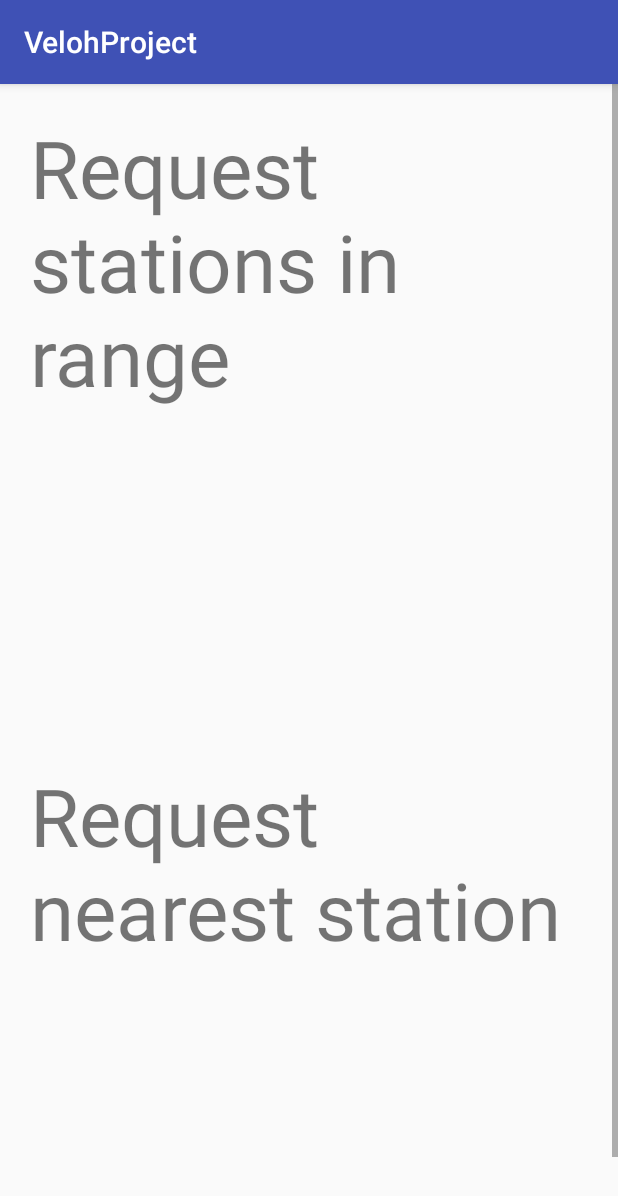
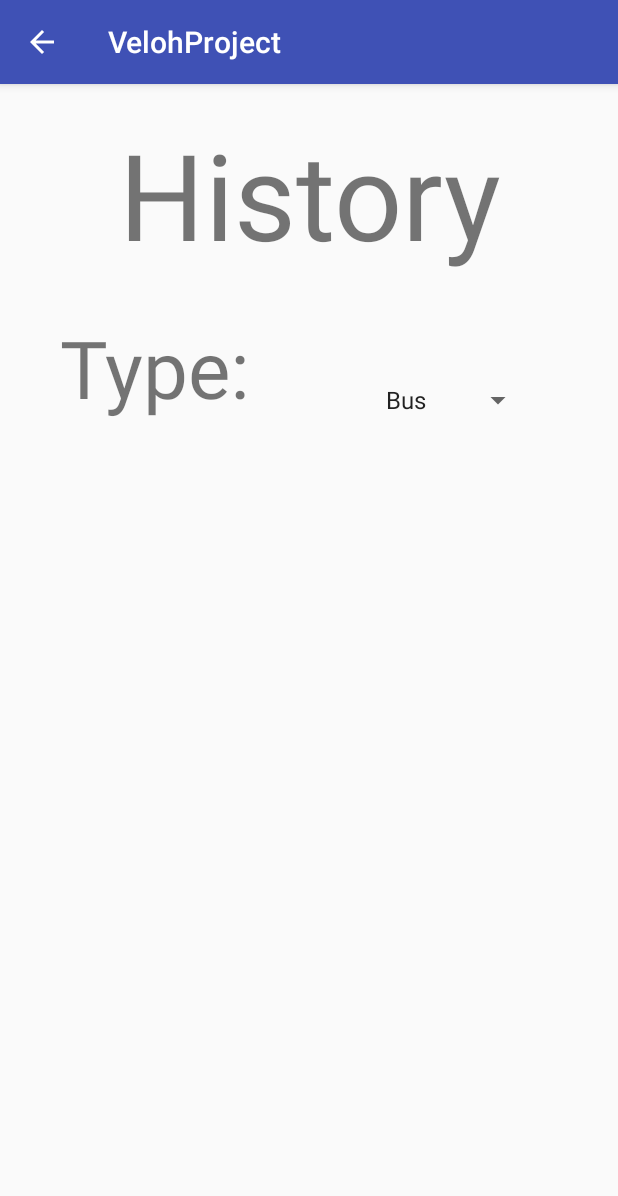
Before and after one commit to IceYoshi/VelohProject, an Android app: the HistoryActivity screen opened directly, with no data from a screen before it, on a phone screen of 412 x 824 dp. Shown: the top 1196 px of the screen. Run offline under Robolectric (Android 15) with nearby library versions, the phone set to English and light mode, and no system bars.

Commit message:
+ History now shows every record in one list --> One can select between Bus/Veloh in the History Activity --> the date of the user query is shown as well

```diff
--- a/app/src/main/assets/HistoryTemplate.json
+++ /dev/null
@@ -1,6 +0,0 @@
-{
-  "range":[],
-  "allbusstations":[],
-  "allvelohstations":[],
-  "neareststation":[]
-}
--- a/app/src/main/java/lu/mike/uni/velohproject/HistoryActivity.java
+++ b/app/src/main/java/lu/mike/uni/velohproject/HistoryActivity.java
@@ -1,92 +1,131 @@
 package lu.mike.uni.velohproject;
 
+import android.app.ActionBar;
 import android.content.Intent;
 import android.support.v7.app.AppCompatActivity;
 import android.os.Bundle;
 import android.util.Log;
+import android.view.Gravity;
+import android.view.MenuItem;
 import android.view.View;
 import android.view.ViewGroup;
 import android.widget.AdapterView;
 import android.widget.ArrayAdapter;
 import android.widget.ListAdapter;
 import android.widget.ListView;
+import android.widget.Spinner;
 
 import org.json.JSONArray;
 import org.json.JSONException;
 import org.json.JSONObject;
 
+import java.text.DateFormat;
+import java.text.SimpleDateFormat;
 import java.util.ArrayList;
-
-// Class ListUtils taken from : http://stackoverflow.com/questions/17693578/android-how-to-display-2-listviews-in-one-activity-one-after-the-other
-class ListUtils {
-    public static void setDynamicHeight(ListView mListView) {
-        ListAdapter mListAdapter = mListView.getAdapter();
-        if (mListAdapter == null) {
-            // when adapter is null
-            return;
-        }
-        int height = 0;
-        int desiredWidth = View.MeasureSpec.makeMeasureSpec(mListView.getWidth(), View.MeasureSpec.UNSPECIFIED);
-        for (int i = 0; i < mListAdapter.getCount(); i++) {
-            View listItem = mListAdapter.getView(i, null, mListView);
-            listItem.measure(desiredWidth, View.MeasureSpec.UNSPECIFIED);
-            height += listItem.getMeasuredHeight();
-        }
-        ViewGroup.LayoutParams params = mListView.getLayoutParams();
-        params.height = height + (mListView.getDividerHeight() * (mListAdapter.getCount() - 1));
-        mListView.setLayoutParams(params);
-        mListView.requestLayout();
-    }
-}
+import java.util.Date;
 
 public class HistoryActivity extends AppCompatActivity {
+
+    private String jsonHistoryString = null;
 
     @Override
     protected void onCreate(Bundle savedInstanceState) {
         super.onCreate(savedInstanceState);
         setContentView(R.layout.activity_history);
 
-        ArrayList<String> l_bustations_in_range = new ArrayList<>();
-        ArrayList<String> l_nearest_busstation = new ArrayList<>();
+        getSupportActionBar().setDisplayHomeAsUpEnabled(true);
+
+        Spinner spinner = (Spinner) findViewById(R.id.idHistorySpinner);
+        ArrayAdapter<CharSequence> spinner_adapter = ArrayAdapter.createFromResource(this,
+                R.array.history_spinner_array, android.R.layout.simple_spinner_item);
+        spinner_adapter.setDropDownViewResource(android.R.layout.simple_spinner_dropdown_item);
+        spinner.setAdapter(spinner_adapter);
 
         Intent intent = getIntent();
-        String historyJsonString = intent.getStringExtra(getResources().getString(R.string.HISTORY_JSON_STRING));
-        System.out.println(historyJsonString);
+        jsonHistoryString = intent.getStringExtra(getResources().getString(R.string.HISTORY_JSON_STRING));
+        System.out.println(jsonHistoryString);
+
+        fillHistoryList();
+
+
+        spinner.setOnItemSelectedListener(new AdapterView.OnItemSelectedListener() {
+            @Override
+            public void onItemSelected(AdapterView<?> parent, View view, int position, long id) {
+                fillHistoryList();
+            }
+
+            @Override
+            public void onNothingSelected(AdapterView<?> parent) {
+
+            }
+        });
+    }
+
+    public void fillHistoryList(){
+        Spinner spinner = (Spinner) findViewById(R.id.idHistorySpinner);
+        String stationType = spinner.getSelectedItem().toString().toLowerCase();
+        ArrayList<String> list = new ArrayList<>();
+        final ArrayList<String> list_ids = new ArrayList<>();
+
         try {
-            JSONObject jsonHistory = new JSONObject(historyJsonString);
+            JSONObject jsonHistory = new JSONObject(jsonHistoryString);
 
             JSONArray jarr = jsonHistory.getJSONArray(this.getResources().getString(R.string.HISTORY_RANGE_KEY));
             for(int i = 0; i<jarr.length(); ++i){
                 JSONObject record = jarr.getJSONObject(i);
-                //System.out.println("record: "+record.toString());
-                l_bustations_in_range.add(record.getString(this.getResources().getString(R.string.HISTORY_LOCATION_STREET_KEY)) + "  -  "+record.getString(this.getResources().getString(R.string.HISTORY_LOCATION_CITY_KEY)) + " ("+record.getDouble(this.getResources().getString(R.string.HISTORY_RANGE_METER_VALUE_KEY))+"m)");
+                if(record.getString("type").equals(stationType)){
+                    list.add(record.getString(this.getResources().getString(R.string.HISTORY_LOCATION_STREET_KEY)) + "  -  "+record.getString(this.getResources().getString(R.string.HISTORY_LOCATION_CITY_KEY)) + " with range "+record.getDouble(this.getResources().getString(R.string.HISTORY_RANGE_METER_VALUE_KEY))+"m" + "\n("+formatStringDate(record.getString(this.getResources().getString(R.string.HISTORY_DATE_KEY)))+")");
+                    list_ids.add(record.getString("id"));
+                }
             }
 
             jarr = jsonHistory.getJSONArray(this.getResources().getString(R.string.HISTORY_NEAREST_BUS_STATION_KEY));
             for(int i = 0; i<jarr.length(); ++i){
                 JSONObject record = jarr.getJSONObject(i);
-                //System.out.println("record: "+record.toString());
-                l_nearest_busstation.add(record.getString(this.getResources().getString(R.string.HISTORY_LOCATION_STREET_KEY)) + "  -  "+record.getString(this.getResources().getString(R.string.HISTORY_LOCATION_CITY_KEY)));
+                if(record.getString("type").equals(stationType)){
+                    list.add(record.getString(this.getResources().getString(R.string.HISTORY_LOCATION_STREET_KEY)) + "  -  "+record.getString(this.getResources().getString(R.string.HISTORY_LOCATION_CITY_KEY)) + " / nearest \n("+formatStringDate(record.getString(this.getResources().getString(R.string.HISTORY_DATE_KEY)))+")");
+                    list_ids.add(record.getString("id"));
+                }
             }
 
-            ListView listviewBusstationInRange = ((ListView) findViewById(R.id.idListViewBusStationsInRange));
-            ListView listviewNearestBusstation = ((ListView) findViewById(R.id.idListViewBusNearestBusStation));
-            ListUtils.setDynamicHeight(listviewBusstationInRange);
-            ListUtils.setDynamicHeight(listviewNearestBusstation);
+            jarr = jsonHistory.getJSONArray(this.getResources().getString(R.string.HISTORY_ALLBUSSTAIONS_KEY));
+            for(int i = 0; i<jarr.length(); ++i){
+                JSONObject record = jarr.getJSONObject(i);
+                if(record.getString("type").equals(stationType)){
+                    list.add("All bus stations \n(" +formatStringDate(record.getString(this.getResources().getString(R.string.HISTORY_DATE_KEY)))+ ")");
+                    list_ids.add(record.getString("id"));
+                }
+            }
 
-            ArrayAdapter<String> adapter_bustations_in_range = new ArrayAdapter<String>(this,android.R.layout.simple_list_item_1,l_bustations_in_range);
-            ArrayAdapter<String> adapter_nearest_busstation = new ArrayAdapter<String>(this,android.R.layout.simple_list_item_1,l_nearest_busstation);
+            jarr = jsonHistory.getJSONArray(this.getResources().getString(R.string.HISTORY_ALLVELOHSTATIONS_KEY));
+            for(int i = 0; i<jarr.length(); ++i){
+                JSONObject record = jarr.getJSONObject(i);
+                if(record.getString("type").equals(stationType)){
+                    list.add("All veloh stations \n(" +formatStringDate(record.getString(this.getResources().getString(R.string.HISTORY_DATE_KEY)))+ ")");
+                    list_ids.add(record.getString("id"));
+                }
+            }
 
-            listviewBusstationInRange.setAdapter(adapter_bustations_in_range);
-            listviewNearestBusstation.setAdapter(adapter_nearest_busstation);
+            jarr = jsonHistory.getJSONArray(this.getResources().getString(R.string.HISTORY_STATIONS_BY_PLACE_KEY));
+            for(int i = 0; i<jarr.length(); ++i){
+                JSONObject record = jarr.getJSONObject(i);
+                if(record.getString("type").equals(stationType)){
+                    list.add(record.getString("user_location_street") + " - "+ record.getString("user_location_city")+ " ---> " +record.getString("destination_name")+  "\n(" +formatStringDate(record.getString(this.getResources().getString(R.string.HISTORY_DATE_KEY)))+ ")");
+                    list_ids.add(record.getString("id"));
+                }
+            }
 
+            ListView lvHistory = ((ListView) findViewById(R.id.idListViewHistory));
 
-            listviewBusstationInRange.setOnItemClickListener(new AdapterView.OnItemClickListener() {
+            ArrayAdapter<String> adapter = new ArrayAdapter<String>(this,android.R.layout.simple_list_item_1,list);
+            lvHistory.setAdapter(adapter);
+
+            lvHistory.setOnItemClickListener(new AdapterView.OnItemClickListener() {
                 @Override
                 public void onItemClick(AdapterView<?> parent, View view, int position, long id) {
                     // TODO: go back and perform the query (is not really asked but would be a nice feature!)
                     Intent returnIntend = new Intent();
-                    returnIntend.putExtra("position",position);
+                    returnIntend.putExtra("id",list_ids.get(position));
                     setResult(RESULT_OK, returnIntend);
                     finish();
                 }
@@ -96,4 +135,20 @@ public class HistoryActivity extends AppCompatActivity {
         }
     }
 
+    private String formatStringDate(String date){
+        DateFormat formatter = new SimpleDateFormat("dd/MM/yyyy");
+        return formatter.format(new Date(date));
+    }
+
+    @Override
+    public boolean onOptionsItemSelected(MenuItem item) {
+        switch (item.getItemId()) {
+            case android.R.id.home:
+                finish();
+                return true;
+        }
+
+        return super.onOptionsItemSelected(item);
+    }
+
 }
--- a/app/src/main/java/lu/mike/uni/velohproject/RequestFactory.java
+++ b/app/src/main/java/lu/mike/uni/velohproject/RequestFactory.java
@@ -43,14 +43,14 @@ public class RequestFactory {
         return new RequestObject(
                 REQUEST_STATION_INFO
                         .replace("$station$", "id=" + station),
-                RequestObject.RequestType.REQUEST_BUS_STATION_INFO_FOR_DESTINATION);
+                RequestObject.RequestType.REQUEST_STATION_INFO_FOR_DESTINATION);
     }
 
     public static RequestObject requestBusStationInfoForUserLocation(String station) {
         return new RequestObject(
                 REQUEST_STATION_INFO
                         .replace("$station$", "id=" + station),
-                RequestObject.RequestType.REQUEST_BUS_STATION_INFO_FOR_USER_LOCATION);
+                RequestObject.RequestType.REQUEST_STATION_INFO_FOR_USER_LOCATION);
     }
 
     public static RequestObject requestVelohStations() {
--- a/app/src/main/res/layout/activity_history.xml
+++ b/app/src/main/res/layout/activity_history.xml
@@ -10,35 +10,55 @@
 
     <LinearLayout
         android:layout_width="match_parent"
-        android:layout_height="wrap_content"
+        android:layout_height="match_parent"
         android:orientation="vertical"
-        android:padding="30px" >
+        android:padding="10px"
+        android:weightSum="1">
+
+        <TextView
+            android:layout_width="match_parent"
+            android:layout_height="wrap_content"
+            android:text="History"
+            android:gravity="center_vertical"
+            android:textSize="120px"
+            android:layout_marginTop="20px"
+            android:textAlignment="center"
+            android:layout_weight="0.69" />
+
+        <LinearLayout
+            android:layout_width="match_parent"
+            android:layout_height="match_parent"
+            android:orientation="horizontal"
+            android:weightSum="1">
+
+
             <TextView
-                android:layout_width="match_parent"
+                android:layout_width="wrap_content"
                 android:layout_height="wrap_content"
-                android:text="Request stations in range"
-                android:gravity="center_vertical"
-                android:textSize="80px"/>
+                android:layout_marginLeft="50px"
+                android:layout_marginTop="40px"
+                android:textSize="80px"
+                android:text="Type: "
+                android:layout_weight="0.37" />
+
+            <Spinner
+            android:id="@+id/idHistorySpinner"
+            android:layout_width="104dp"
+            android:layout_height="48dp"
+            android:layout_marginLeft="50px"
+            android:layout_marginRight="50px"
+            android:layout_marginTop="50px"
+            android:gravity="center_vertical|center_horizontal|start"
+            android:textAlignment="center"
+                android:layout_weight="0.34" />
+        </LinearLayout>
 
         <ListView
             android:layout_width="match_parent"
-            android:layout_height="182dp"
-            android:id="@+id/idListViewBusStationsInRange"
+            android:layout_height="328dp"
+            android:id="@+id/idListViewHistory"
             android:layout_marginTop="80px"
             android:height="250px"/>
 
-        <TextView
-                android:layout_width="match_parent"
-                android:layout_height="wrap_content"
-                android:text="Request nearest station"
-                android:gravity="center_vertical"
-                android:textSize="80px"/>
-
-        <ListView
-            android:layout_width="match_parent"
-            android:layout_height="165dp"
-            android:id="@+id/idListViewBusNearestBusStation"
-            android:layout_marginTop="80px"
-            android:height="250px"/>
     </LinearLayout>
 </ScrollView>
--- a/app/src/main/res/menu/activity_map_drawer.xml
+++ b/app/src/main/res/menu/activity_map_drawer.xml
@@ -15,7 +15,7 @@
     <item android:title="Filter">
         <menu>
             <item
-                android:id="@+id/request_stations_nearby"
+                android:id="@+id/request_stations_in_range"
                 android:title="Request stations in range" />
 
             <item
--- a/app/src/main/res/values/strings.xml
+++ b/app/src/main/res/values/strings.xml
@@ -15,13 +15,17 @@
     <string name="PREFS_FILENAME">velohproject_prefs</string>
     <string name="PREFS_HISTORY_KEY">velohproject_history</string>
 
-    <!-- *********************** FOR HISTORY LOG  *********************** -->
+    <!-- *********************** FOR HISTORY JSON  *********************** -->
     <string name="HISTORY_JSON_STRING">HISTORY_JSON</string>
     <string name="HISTORY_RANGE_KEY">range</string>
+    <string name="HISTORY_DATE_KEY">date</string>
     <string name="HISTORY_LOCATION_STREET_KEY">location_street</string>
     <string name="HISTORY_LOCATION_CITY_KEY">location_city</string>
     <string name="HISTORY_RANGE_METER_VALUE_KEY">range</string>
     <string name="HISTORY_NEAREST_BUS_STATION_KEY">neareststation</string>
+    <string name="HISTORY_ALLBUSSTAIONS_KEY">allbusstations</string>
+    <string name="HISTORY_ALLVELOHSTATIONS_KEY">allvelohstations</string>
+    <string name="HISTORY_STATIONS_BY_PLACE_KEY">stationsbyplace</string>
 
 
     <!-- *********************** DIALOGS *********************** -->
@@ -33,5 +37,9 @@
     <string name="DIALOG_ASK_USER_FOR_RANGE">Give a range in meter: </string>
     <string name="DIALOG_UNKNOWN_USER_LOCATION">Unknown user location...</string>
 
+    <string-array name="history_spinner_array">
+        <item>Bus</item>
+        <item>Veloh</item>
+    </string-array>
 
 </resources>
```
Also changed, not shown: app/src/main/java/lu/mike/uni/velohproject/HistoryManager.java (+111 -38 lines), app/src/main/java/lu/mike/uni/velohproject/MapActivity.java (+38 -24 lines), app/src/main/java/lu/mike/uni/velohproject/RequestObject.java (+15 -7 lines).
